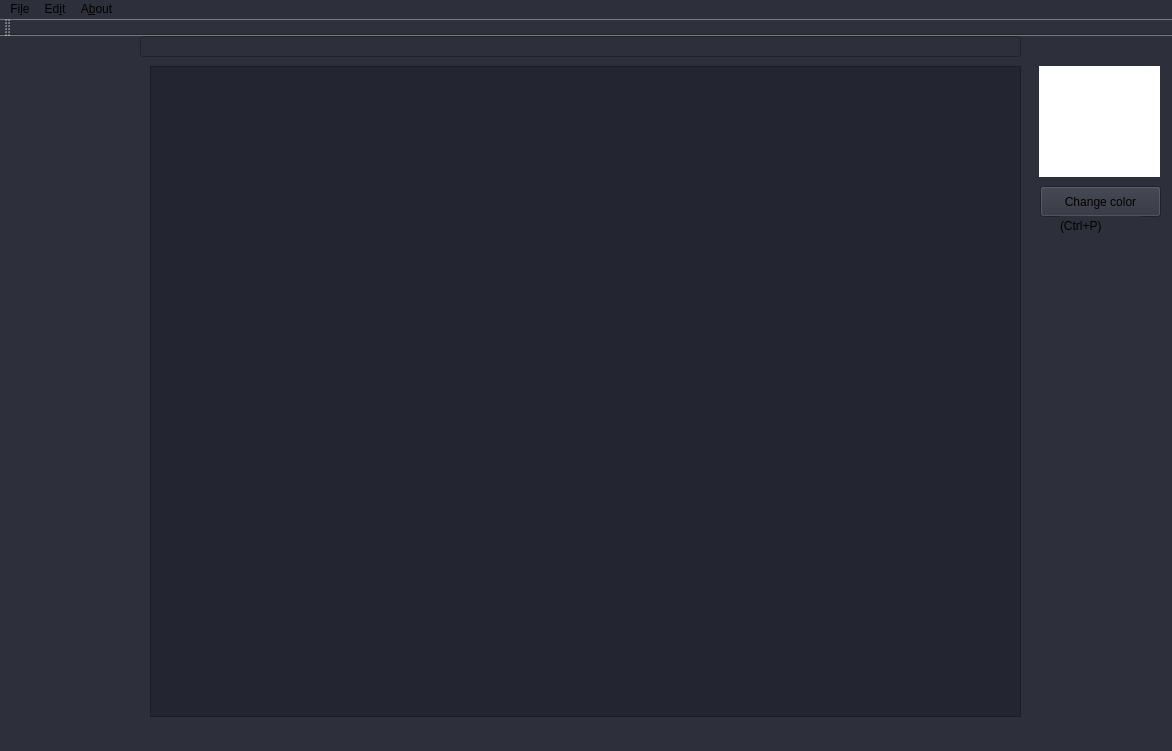
This is mainwindow.ui in GremSnoort/RexPhotoshop2017 as Qt 5 draws it before an edit. The edited form follows.
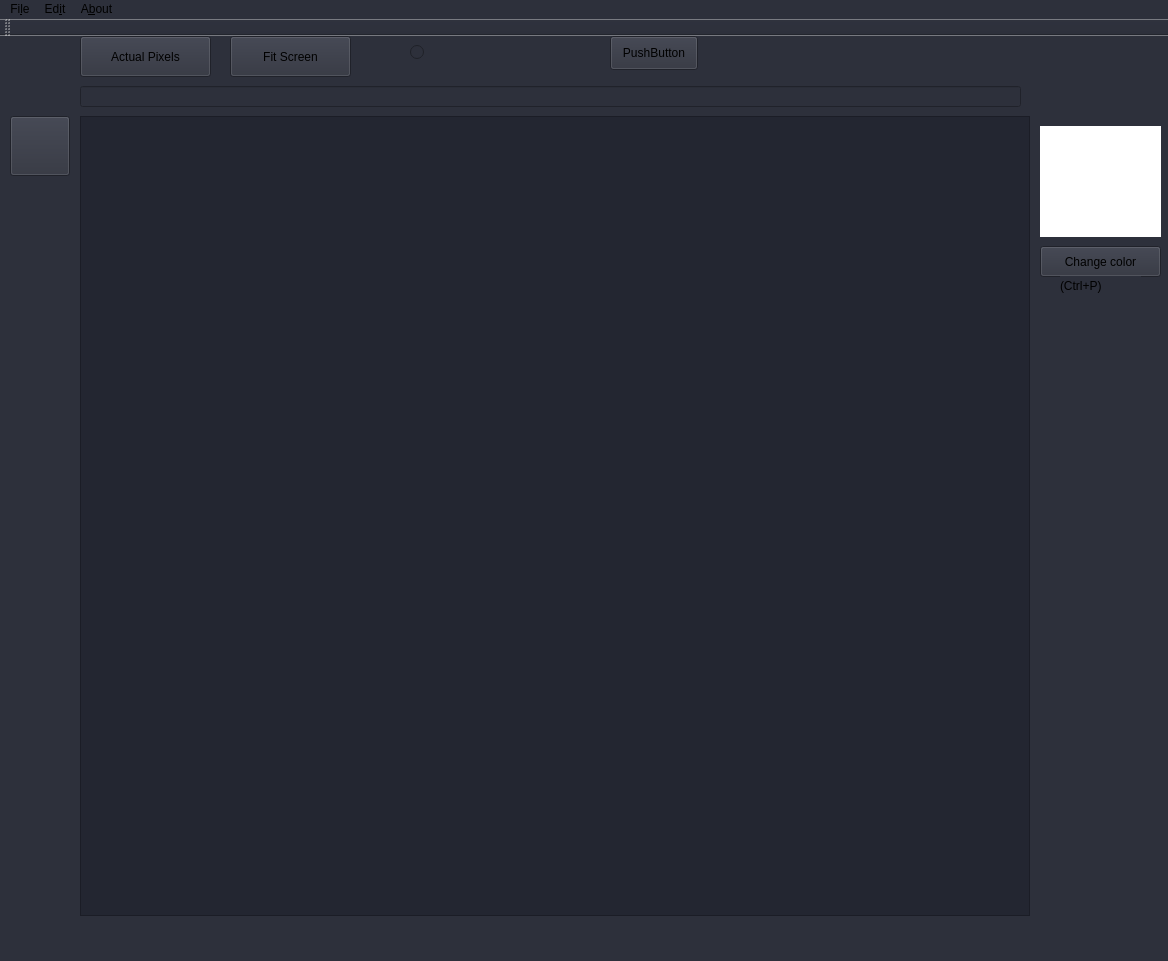
This is the edited form.

Commit message: tool panel for zoom

The edit to the form file:
```diff
--- a/mainwindow.ui
+++ b/mainwindow.ui
@@ -6,8 +6,8 @@
    <rect>
     <x>0</x>
     <y>0</y>
-    <width>1172</width>
-    <height>751</height>
+    <width>1168</width>
+    <height>961</height>
    </rect>
   </property>
   <property name="windowTitle">
@@ -20,12 +20,27 @@
    <widget class="QGraphicsView" name="graphicsView">
     <property name="geometry">
      <rect>
-      <x>150</x>
-      <y>30</y>
-      <width>871</width>
-      <height>651</height>
+      <x>80</x>
+      <y>80</y>
+      <width>950</width>
+      <height>800</height>
      </rect>
     </property>
+    <property name="minimumSize">
+     <size>
+      <width>950</width>
+      <height>800</height>
+     </size>
+    </property>
+    <property name="maximumSize">
+     <size>
+      <width>950</width>
+      <height>800</height>
+     </size>
+    </property>
+    <property name="cursor" stdset="0">
+     <cursorShape>CrossCursor</cursorShape>
+    </property>
     <property name="styleSheet">
      <string notr="true">background-color: rgb(35, 38, 49);</string>
     </property>
@@ -33,18 +48,21 @@
    <widget class="QLineEdit" name="NameOfFile">
     <property name="geometry">
      <rect>
-      <x>140</x>
-      <y>0</y>
-      <width>881</width>
+      <x>80</x>
+      <y>50</y>
+      <width>941</width>
       <height>21</height>
      </rect>
     </property>
+    <property name="styleSheet">
+     <string notr="true">background-color: rgb(45, 48, 59);</string>
+    </property>
    </widget>
    <widget class="QPushButton" name="SetColorButton">
     <property name="geometry">
      <rect>
       <x>1040</x>
-      <y>150</y>
+      <y>210</y>
       <width>121</width>
       <height>31</height>
      </rect>
@@ -59,8 +77,8 @@
    <widget class="QWidget" name="Color" native="true">
     <property name="geometry">
      <rect>
-      <x>1039</x>
-      <y>30</y>
+      <x>1040</x>
+      <y>90</y>
       <width>121</width>
       <height>111</height>
      </rect>
@@ -74,7 +92,7 @@
     <property name="geometry">
      <rect>
       <x>1060</x>
-      <y>180</y>
+      <y>240</y>
       <width>81</width>
       <height>20</height>
      </rect>
@@ -83,13 +101,103 @@
      <string>(Ctrl+P)</string>
     </property>
    </widget>
+   <widget class="QWidget" name="widget_Zoom" native="true">
+    <property name="geometry">
+     <rect>
+      <x>0</x>
+      <y>0</y>
+      <width>1171</width>
+      <height>41</height>
+     </rect>
+    </property>
+    <widget class="QPushButton" name="pushButtonZoom_ActualPixels">
+     <property name="geometry">
+      <rect>
+       <x>80</x>
+       <y>0</y>
+       <width>131</width>
+       <height>41</height>
+      </rect>
+     </property>
+     <property name="text">
+      <string>Actual Pixels</string>
+     </property>
+    </widget>
+    <widget class="QPushButton" name="pushButtonZoom_FitScreen">
+     <property name="geometry">
+      <rect>
+       <x>230</x>
+       <y>0</y>
+       <width>121</width>
+       <height>41</height>
+      </rect>
+     </property>
+     <property name="text">
+      <string>Fit Screen</string>
+     </property>
+    </widget>
+    <widget class="QPushButton" name="pushButton_3">
+     <property name="geometry">
+      <rect>
+       <x>610</x>
+       <y>0</y>
+       <width>88</width>
+       <height>34</height>
+      </rect>
+     </property>
+     <property name="text">
+      <string>PushButton</string>
+     </property>
+    </widget>
+    <widget class="QRadioButton" name="radioButtonZoom">
+     <property name="geometry">
+      <rect>
+       <x>410</x>
+       <y>1</y>
+       <width>105</width>
+       <height>31</height>
+      </rect>
+     </property>
+     <property name="styleSheet">
+      <string notr="true">color: rgb(211, 255, 243);</string>
+     </property>
+     <property name="text">
+      <string/>
+     </property>
+    </widget>
+   </widget>
+   <widget class="QPushButton" name="pushButton_Zoom">
+    <property name="geometry">
+     <rect>
+      <x>10</x>
+      <y>80</y>
+      <width>60</width>
+      <height>60</height>
+     </rect>
+    </property>
+    <property name="minimumSize">
+     <size>
+      <width>60</width>
+      <height>60</height>
+     </size>
+    </property>
+    <property name="maximumSize">
+     <size>
+      <width>60</width>
+      <height>60</height>
+     </size>
+    </property>
+    <property name="text">
+     <string/>
+    </property>
+   </widget>
   </widget>
   <widget class="QMenuBar" name="menuBar">
    <property name="geometry">
     <rect>
      <x>0</x>
      <y>0</y>
-     <width>1172</width>
+     <width>1168</width>
      <height>30</height>
     </rect>
    </property>
```
The commit also changes 6 other files.
